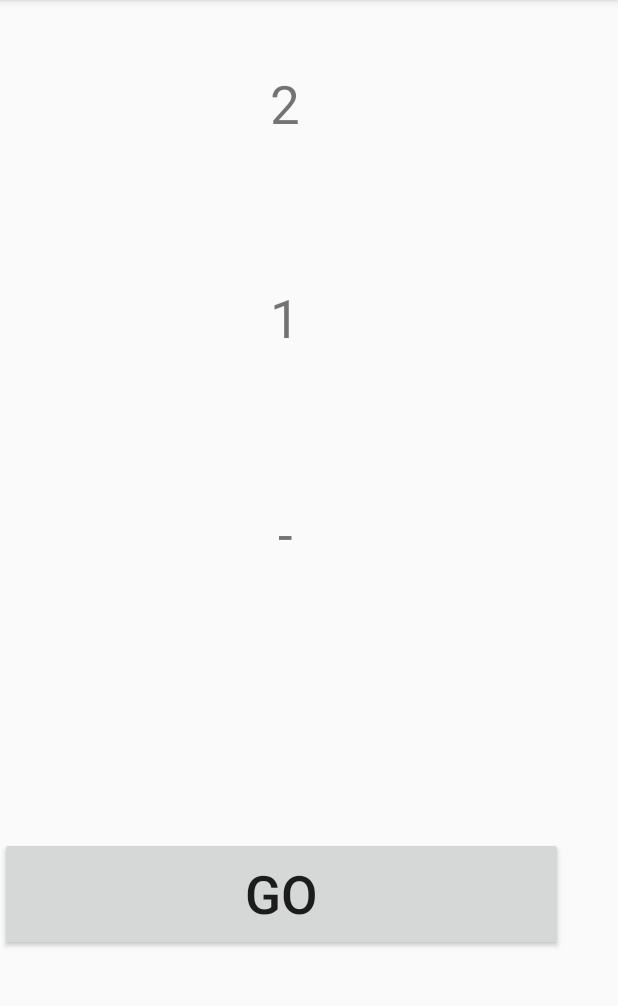
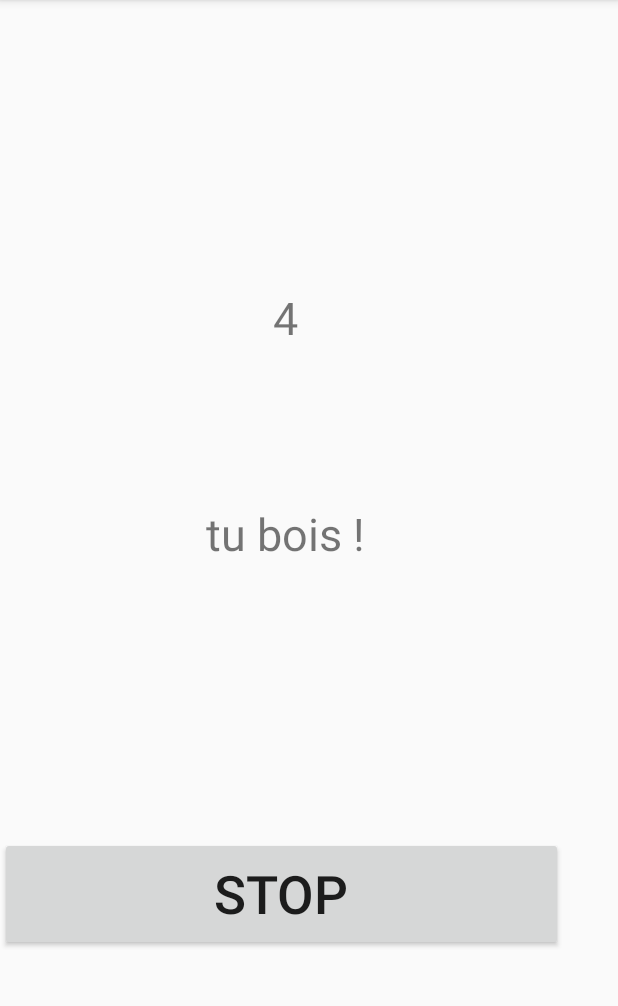
Before and after one commit to audebeco/ProjetKasiDrunk, an Android app: the RouletteActivity screen opened directly, with no data from a screen before it, after a tap on "GO", on a phone screen of 412 x 824 dp, the part 84-1090 px from its top. Run offline under Robolectric (Android 15) with nearby library versions, the phone set to English and light mode, and no system bars.

Commit message:
ça marche !

```diff
--- a/app/src/main/java/com/example/caudeber/newyearapp/RouletteActivity.java
+++ b/app/src/main/java/com/example/caudeber/newyearapp/RouletteActivity.java
@@ -8,6 +8,7 @@
 import android.widget.Button;
 import android.widget.TextView;
 
+import com.example.caudeber.newyearapp.modules.Joueur;
 import com.example.caudeber.newyearapp.modules.Roue;
 
 import java.lang.reflect.Array;
@@ -39,16 +40,16 @@
         TextView listePrenom = findViewById(R.id.listePrenom);
         TextView nbrgorgee = findViewById(R.id.gorgee);
         TextView param = findViewById(R.id.param);
-
+        ArrayList<Joueur> joueurs = MainActivity.listeJoueur;
         ArrayList<Integer> nombresgorgees = new ArrayList<Integer>();
         for (int nbr = 0; nbr<6; nbr++)
         {
             nombresgorgees.add(nbr);
         }
         ArrayList<String> Listparam = new ArrayList<String>();
-        Listparam.add("+");
-        Listparam.add("-");
-        Listparam.add("=");
+        Listparam.add("Tu donnes une gorgée !");
+        Listparam.add("tu bois !");
+        Listparam.add("tu choisis un partenaire pour t'accompagner !");
 
 
 
@@ -60,7 +61,7 @@
                     wheel2.stopWheel();
                     wheel3.stopWheel();
                     isStarted = false;
-
+                    btn.setText("Start");
                 } else {
 
                     wheel1 = new Roue(new Roue.WheelListener() {
@@ -69,11 +70,11 @@
                             runOnUiThread(new Runnable() {
                                 @Override
                                 public void run() {
-                                    listePrenom.setText(nombresgorgees.get(img).toString());
+                                    listePrenom.setText(joueurs.get(img).prenom);
                                 }
                             });
                         }
-                    }, 200, randomLong(0, 200));
+                    }, 200, randomLong(0, 200), joueurs.size());
 
                     wheel1.start();
 
@@ -87,7 +88,7 @@
                                 }
                             });
                         }
-                    }, 200, randomLong(150, 400));
+                    }, 200, randomLong(150, 400), 5);
 
                     wheel2.start();
 
@@ -101,9 +102,10 @@
                                 }
                             });
                         }
-                    }, 200, randomLong(150, 400));
+                    }, 200, randomLong(150, 400), 3);
 
                     wheel3.start();
+                    btn.setText("Stop");
                     isStarted = true;
                 }
             }
--- a/app/src/main/java/com/example/caudeber/newyearapp/modules/Roue.java
+++ b/app/src/main/java/com/example/caudeber/newyearapp/modules/Roue.java
@@ -1,6 +1,8 @@
 package com.example.caudeber.newyearapp.modules;
 
 import com.example.caudeber.newyearapp.MainActivity;
+
+import java.util.List;
 
 public class Roue extends Thread {
 
@@ -8,25 +10,27 @@
         void newImage(int img);
     }
 
-    private static int[] imgs = {0, 1, 2};
+    private static int[] imgs = {0, 1, 2, 3, 4, 5, 6, 7, 8, 9, 10, 11, 12, 13, 14, 15, 16};
     public int currentIndex;
     private WheelListener wheelListener;
     private long frameDuration;
     private long startIn;
     private boolean isStarted;
+    private int size;
 
-    public Roue(WheelListener wheelListener, long frameDuration, long startIn) {
+    public Roue(WheelListener wheelListener, long frameDuration, long startIn, int size) {
         this.wheelListener = wheelListener;
         this.frameDuration = frameDuration;
         this.startIn = startIn;
         currentIndex = 0;
         isStarted = true;
+        this.size = size;
     }
 
     public void nextImg() {
         currentIndex++;
 
-        if (currentIndex == imgs.length) {
+        if (currentIndex == size) {
             currentIndex = 0;
         }
     }
--- a/app/src/main/res/layout/activity_main_roulette.xml
+++ b/app/src/main/res/layout/activity_main_roulette.xml
@@ -13,7 +13,7 @@
         android:layout_marginTop="1dp"
         android:gravity="center"
         android:text="Prenom"
-        android:textSize="35sp"
+        android:textSize="30sp"
         app:layout_constraintTop_toTopOf="parent" />
 
     <TextView
@@ -23,7 +23,7 @@
         android:layout_marginTop="288dp"
         android:gravity="center"
         android:text="Pour qui ?"
-        android:textSize="35sp"
+        android:textSize="30sp"
 
         app:layout_constraintTop_toTopOf="parent" />
 
@@ -34,7 +34,7 @@
         android:layout_marginTop="144dp"
         android:gravity="center"
         android:text="Nombre de gorgée"
-        android:textSize="35sp"
+        android:textSize="30sp"
         app:layout_constraintTop_toTopOf="parent" />
 
     <Button
```
